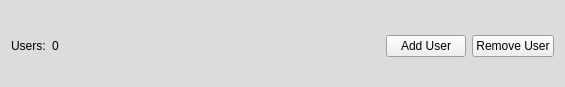
Before: the Qt Designer form CLIENT/GUI/editorWindow/ui/gui_usersbar.ui in GiuliCler/GIMPteam, drawn with Qt 5.
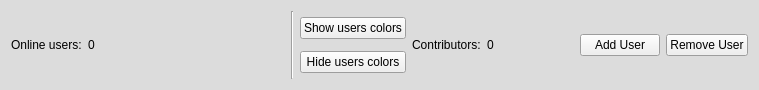
After: the same form once the commit is applied.

Commit message:
Users ScrooAreas - Part 3
Il codice non è più troppo ingarbugliato. Ho impostato la user bar per aggiungere la seconda scrollarea (che non c'è ancora)

Diff of the .ui file:
```diff
--- a/CLIENT/GUI/editorWindow/ui/gui_usersbar.ui
+++ b/CLIENT/GUI/editorWindow/ui/gui_usersbar.ui
@@ -6,8 +6,8 @@
    <rect>
     <x>0</x>
     <y>0</y>
-    <width>565</width>
-    <height>87</height>
+    <width>759</width>
+    <height>90</height>
    </rect>
   </property>
   <property name="sizePolicy">
@@ -83,9 +83,21 @@
   <property name="autoFillBackground">
    <bool>true</bool>
   </property>
-  <layout class="QHBoxLayout" name="horizontalLayout" stretch="0,0,0,0,0">
+  <layout class="QHBoxLayout" name="horizontalLayout_4" stretch="1,0,1,0,0">
+   <item>
+    <widget class="QWidget" name="onlineUsersWidget" native="true">
+     <layout class="QHBoxLayout" name="horizontalLayout_2">
+      <property name="leftMargin">
+       <number>0</number>
+      </property>
    <property name="topMargin">
-    <number>17</number>
+       <number>0</number>
+      </property>
+      <property name="rightMargin">
+       <number>0</number>
+      </property>
+      <property name="bottomMargin">
+       <number>0</number>
    </property>
    <item>
     <widget class="QLabel" name="label">
@@ -99,7 +111,7 @@
       <cursorShape>IBeamCursor</cursorShape>
      </property>
      <property name="text">
-      <string>Users:</string>
+         <string>Online users:</string>
      </property>
      <property name="textInteractionFlags">
       <set>Qt::LinksAccessibleByMouse|Qt::TextSelectableByMouse</set>
@@ -107,7 +119,7 @@
     </widget>
    </item>
    <item>
-    <widget class="QLabel" name="numberUsersLabel">
+       <widget class="QLabel" name="numberOnlineUsersLabel">
      <property name="sizePolicy">
       <sizepolicy hsizetype="Fixed" vsizetype="Preferred">
        <horstretch>0</horstretch>
@@ -140,6 +152,97 @@
       </size>
      </property>
     </spacer>
+      </item>
+     </layout>
+    </widget>
+   </item>
+   <item>
+    <widget class="Line" name="line">
+     <property name="orientation">
+      <enum>Qt::Vertical</enum>
+     </property>
+    </widget>
+   </item>
+   <item>
+    <widget class="QWidget" name="contributorsWidget" native="true">
+     <layout class="QHBoxLayout" name="horizontalLayout">
+      <property name="leftMargin">
+       <number>0</number>
+      </property>
+      <property name="topMargin">
+       <number>0</number>
+      </property>
+      <property name="rightMargin">
+       <number>10</number>
+      </property>
+      <property name="bottomMargin">
+       <number>0</number>
+      </property>
+      <item>
+       <layout class="QVBoxLayout" name="verticalLayout">
+        <item>
+         <widget class="QPushButton" name="showColorsPushButton">
+          <property name="text">
+           <string>Show users colors</string>
+          </property>
+         </widget>
+        </item>
+        <item>
+         <widget class="QPushButton" name="hideColorsPushButton">
+          <property name="text">
+           <string>Hide users colors</string>
+          </property>
+         </widget>
+        </item>
+       </layout>
+      </item>
+      <item>
+       <widget class="QWidget" name="contributorUsersWidget" native="true">
+        <layout class="QHBoxLayout" name="horizontalLayout_3">
+         <property name="leftMargin">
+          <number>0</number>
+         </property>
+         <property name="topMargin">
+          <number>0</number>
+         </property>
+         <property name="rightMargin">
+          <number>0</number>
+         </property>
+         <property name="bottomMargin">
+          <number>0</number>
+         </property>
+         <item>
+          <widget class="QLabel" name="label_2">
+           <property name="text">
+            <string>Contributors:</string>
+           </property>
+          </widget>
+         </item>
+         <item>
+          <widget class="QLabel" name="numberContributorUsersLabel">
+           <property name="text">
+            <string>0</string>
+           </property>
+          </widget>
+         </item>
+        </layout>
+       </widget>
+      </item>
+      <item>
+       <spacer name="horizontalSpacer">
+        <property name="orientation">
+         <enum>Qt::Horizontal</enum>
+        </property>
+        <property name="sizeHint" stdset="0">
+         <size>
+          <width>40</width>
+          <height>20</height>
+         </size>
+        </property>
+       </spacer>
+      </item>
+     </layout>
+    </widget>
    </item>
    <item>
     <widget class="QPushButton" name="pushButton">
```
Lines whose indentation alone changed are shown as unchanged. The commit also changes 7 other files.
